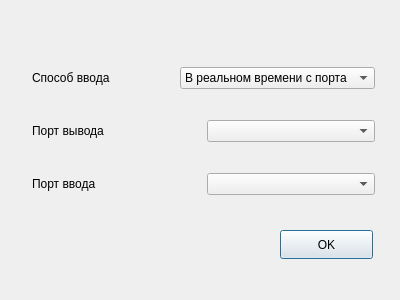
Above: inputsettings.ui from gamerlight/diplom_orientation before the change. Below: the same form after it.
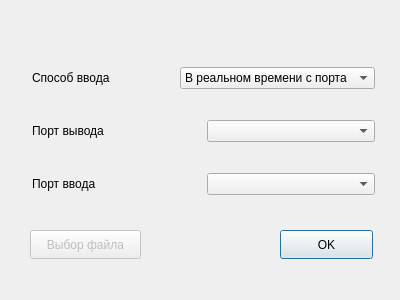
That is the form after the change.

```diff
--- a/inputsettings.ui
+++ b/inputsettings.ui
@@ -26,7 +26,7 @@
     <string>OK</string>
    </property>
   </widget>
-  <widget class="QWidget" name="">
+  <widget class="QWidget" name="layoutWidget">
    <property name="geometry">
     <rect>
      <x>32</x>
@@ -91,6 +91,22 @@
     </item>
    </layout>
   </widget>
+  <widget class="QPushButton" name="pushButton_2">
+   <property name="enabled">
+    <bool>false</bool>
+   </property>
+   <property name="geometry">
+    <rect>
+     <x>30</x>
+     <y>230</y>
+     <width>111</width>
+     <height>29</height>
+    </rect>
+   </property>
+   <property name="text">
+    <string>Выбор файла</string>
+   </property>
+  </widget>
  </widget>
  <resources/>
  <connections/>
```
Left out of the diff: 6 changed lines with no effect on the pictures.
